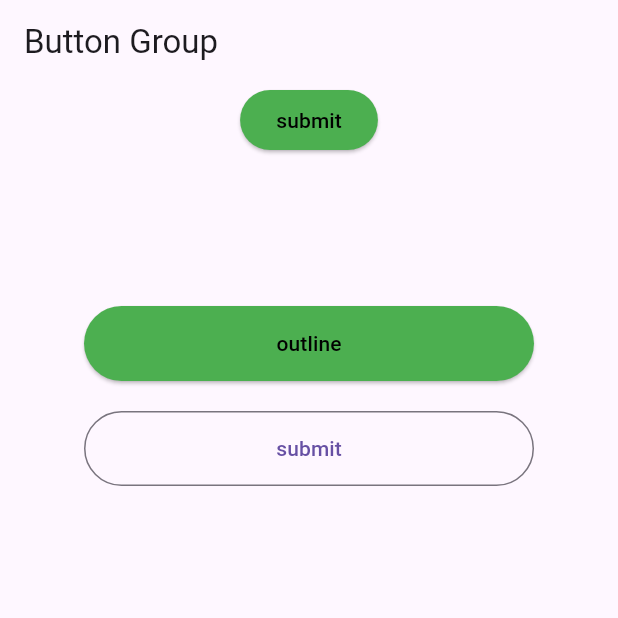
After one commit to suyabamin/-flutter-class-ostad, a Flutter app: the screen it shows after launch, on a phone screen of 412 x 824 dp, the top half of it. The commit adds this screen. Run offline on Flutter 3.47's test engine with Material 3 defaults, Android fonts, the phone set to English and light mode, and no system bars.

Commit message:
added outline and elevated button

```diff
--- a/lib/app.dart
+++ b/lib/app.dart
@@ -1,6 +1,7 @@
 import 'package:flutter/cupertino.dart';
 import 'package:flutter/material.dart';
 import 'package:flutter_13_calss/home.dart';
+import 'package:flutter_13_calss/morule_7/calss_2_button.dart';
 
 class MyApp extends StatelessWidget {
   MyApp({super.key});
@@ -9,7 +10,7 @@ class MyApp extends StatelessWidget {
   Widget build(BottomNavigationBarItem) {
     return MaterialApp(
       title: 'Batch-13',
-      home: Home(),
+      home: Buttongrp(),
     );
   }
 
--- /dev/null
+++ b/lib/morule_7/calss_2_button.dart
@@ -0,0 +1,65 @@
+import 'package:flutter/material.dart';
+
+
+class Buttongrp extends StatelessWidget {
+  const Buttongrp({super.key});
+
+  @override
+  Widget build(BuildContext context) {
+    return Scaffold(
+      appBar: AppBar(
+        backgroundColor: null,
+        title: Text('Button Group'),
+      ),
+      body: Center(
+        child: Column(
+          children: [
+            ElevatedButton(
+              style: ElevatedButton.styleFrom(
+                backgroundColor: Colors.green,   //button background color
+                foregroundColor: Colors.black,   //text color
+                shape: RoundedRectangleBorder(   //shape
+                  borderRadius: BorderRadius.circular(50)
+                )
+
+              ),
+                onPressed: (){},
+                child: Text('submit')),
+
+            SizedBox(height: 50,),
+            SizedBox(
+              height: 50,
+              width: 300,
+            ),
+///////////for space two button
+            SizedBox(
+              height: 50,
+              width: 300,
+             // width:double.infinity,       for full display button
+              child: ElevatedButton(
+                  style: ElevatedButton.styleFrom(
+                      backgroundColor: Colors.green,   //button background color
+                      foregroundColor: Colors.black,   //text color
+                      shape: RoundedRectangleBorder(   //shape
+                          borderRadius: BorderRadius.circular(50)
+                      )
+
+                  ),
+                  onPressed: (){},
+                  child: Text('outline')),
+            ),
+
+            //outline button
+            SizedBox(height: 20,),
+            SizedBox(
+              height: 50,
+                width: 300,
+
+                child: OutlinedButton(onPressed: (){},
+                    child:Text('submit'))),
+          ],
+        ),
+      ),
+    );
+  }
+}
```
